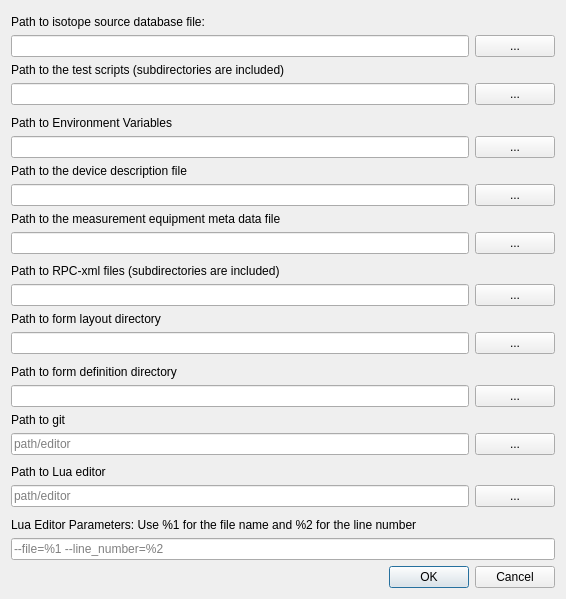
This is src/Windows/pathsettingswindow.ui in Crystal-Photonics/crystalTestFrameworkApp as Qt 5 draws it before an edit. The edited form follows.
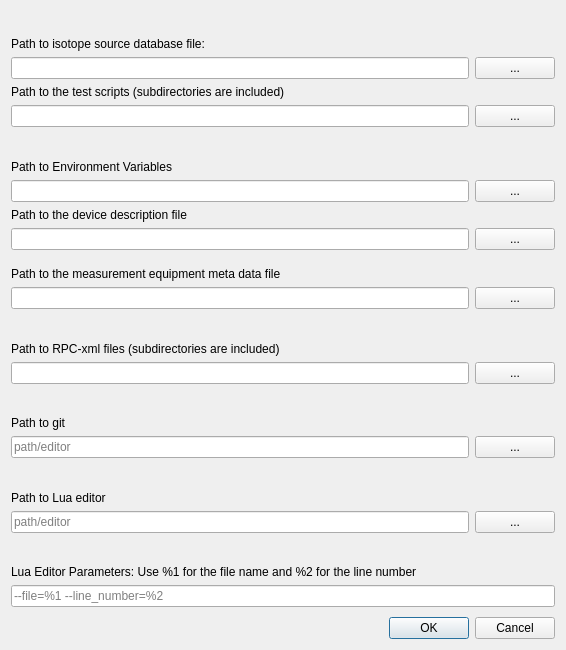
This is the edited form.

Patch:
```diff
--- a/src/Windows/pathsettingswindow.ui
+++ b/src/Windows/pathsettingswindow.ui
@@ -7,7 +7,7 @@
     <x>0</x>
     <y>0</y>
     <width>566</width>
-    <height>599</height>
+    <height>650</height>
    </rect>
   </property>
   <property name="windowTitle">
@@ -253,35 +253,6 @@
      </property>
     </spacer>
    </item>
-   <item>
-    <layout class="QVBoxLayout" name="verticalLayout_8">
-     <item>
-      <widget class="QLabel" name="label_8">
-       <property name="text">
-        <string>Path to form layout directory</string>
-       </property>
-      </widget>
-     </item>
-     <item>
-      <layout class="QHBoxLayout" name="horizontalLayout_7">
-       <item>
-        <widget class="QLineEdit" name="forms_path_directory_text">
-         <property name="text">
-          <string/>
-         </property>
-        </widget>
-       </item>
-       <item>
-        <widget class="QPushButton" name="forms_path_directory_selector">
-         <property name="text">
-          <string>...</string>
-         </property>
-        </widget>
-       </item>
-      </layout>
-     </item>
-    </layout>
-   </item>
    <item>
     <spacer name="verticalSpacer_8">
      <property name="orientation">
@@ -295,35 +266,6 @@
      </property>
     </spacer>
    </item>
-   <item>
-    <layout class="QVBoxLayout" name="verticalLayout_9">
-     <item>
-      <widget class="QLabel" name="label_9">
-       <property name="text">
-        <string>Path to form definition directory</string>
-       </property>
-      </widget>
-     </item>
-     <item>
-      <layout class="QHBoxLayout" name="horizontalLayout_8">
-       <item>
-        <widget class="QLineEdit" name="forms_definitions_path_directory_text">
-         <property name="text">
-          <string/>
-         </property>
-        </widget>
-       </item>
-       <item>
-        <widget class="QPushButton" name="forms_definitions_path_directory_selector">
-         <property name="text">
-          <string>...</string>
-         </property>
-        </widget>
-       </item>
-      </layout>
-     </item>
-    </layout>
-   </item>
    <item>
     <layout class="QVBoxLayout" name="verticalLayout_5">
      <item>
```
